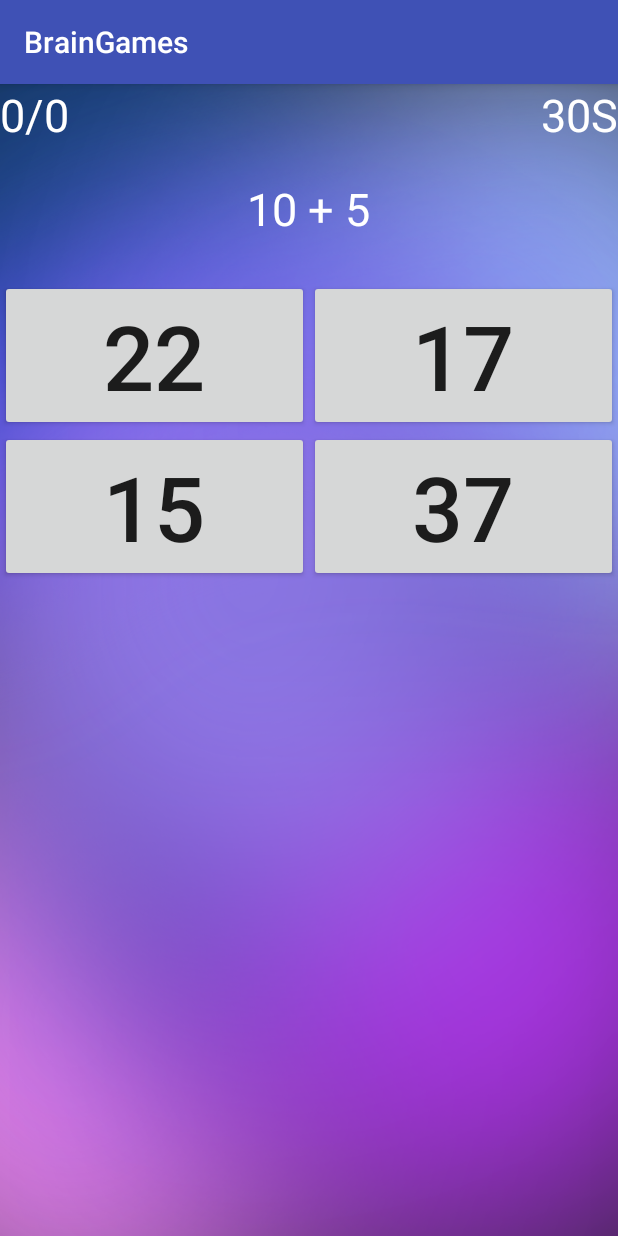
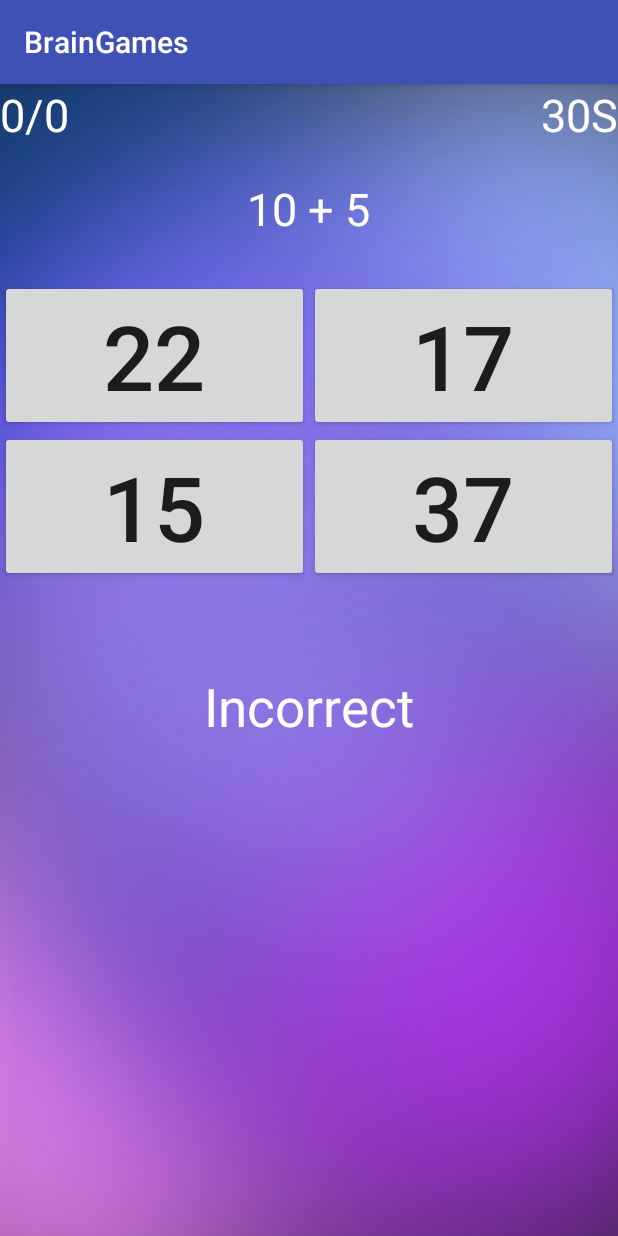
Before and after one commit to Collins33/brainGames, an Android app: the secondActivity screen opened directly, with no data from a screen before it, after a tap on "22", on a phone screen of 412 x 824 dp. Run offline under Robolectric (Android 15) with nearby library versions, the phone set to English and light mode, and no system bars; 1 other tap on this screen came first.

Commit message:
I have added the textview for when the user clicks on an incorrect answer

```diff
--- a/app/src/main/java/com/example/root/braingames/secondActivity.java
+++ b/app/src/main/java/com/example/root/braingames/secondActivity.java
@@ -78,6 +78,9 @@ public class secondActivity extends AppCompatActivity implements View.OnClickLis
             results.setText("correct");
             myScore.setText(Integer.toString(score));
         }
+        else{
+            results.setText("Incorrect");
+        }
     }
     @Override
     public void onClick(View view){
```
